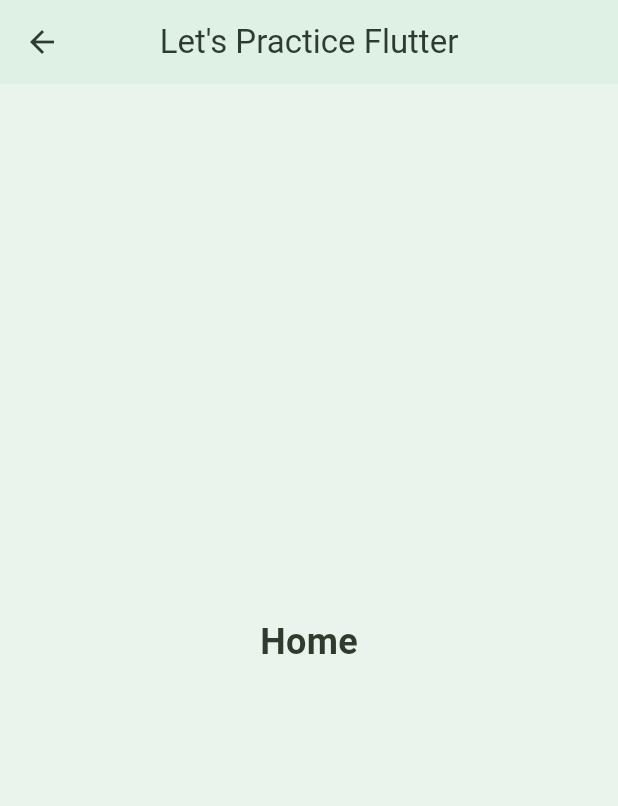
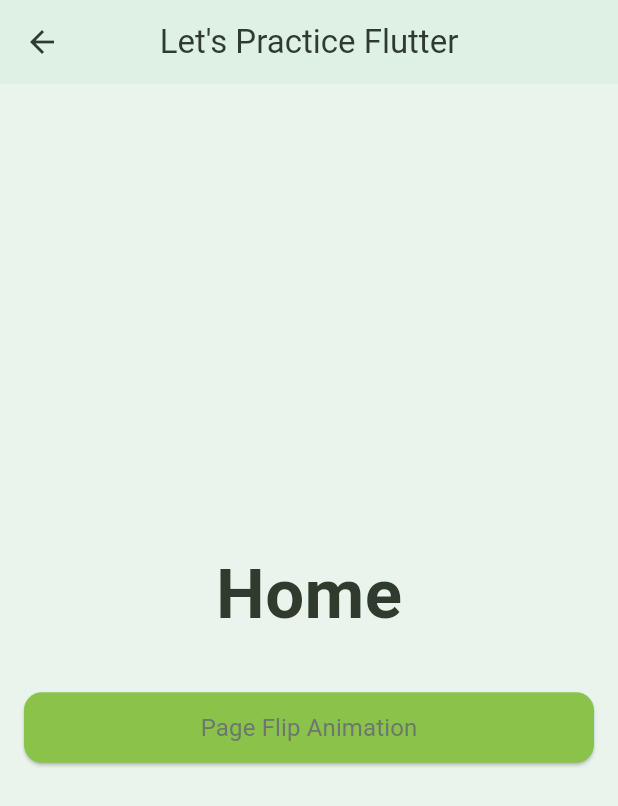
Before and after one commit to jatulya/flutter-learning, a Flutter app: the screen it shows after launch, on a phone screen of 412 x 824 dp. Shown: the top 806 px of the screen. Run offline on Flutter 3.47's test engine with Material 3 defaults, Android fonts, the phone set to English and light mode, and no system bars; our stand-ins replace dio, event_bus, flutter_bloc, flutter_dotenv, fluttertoast, get_it and 2 more.

Commit message:
feat: home screen added

```diff
--- /dev/null
+++ b/practice_flutter/lib/app/common/constants/lists.dart
@@ -0,0 +1,16 @@
+import 'package:practice_flutter/app/common/exports.dart';
+import 'package:practice_flutter/app/common/extensions.dart';
+
+class ButtonItem {
+  final String buttonName;
+  final String buttonNavigation;
+
+  ButtonItem({required this.buttonName, required this.buttonNavigation});
+}
+
+List<ButtonItem> get homeButtons => [
+  ButtonItem(
+    buttonName: AppStrings.pageFlip.translate(),
+    buttonNavigation: AppRoutes.pageFlip,
+  ),
+];
--- a/practice_flutter/lib/app/common/constants/strings/app_strings.dart
+++ b/practice_flutter/lib/app/common/constants/strings/app_strings.dart
@@ -1,4 +1,5 @@
 class AppStrings {
   static const String appTitle = "appTitle";
   static const String home = "home";
+  static const String pageFlip = "pageFlip";
 }
--- a/practice_flutter/lib/app/common/constants/strings/string_values.dart
+++ b/practice_flutter/lib/app/common/constants/strings/string_values.dart
@@ -5,6 +5,7 @@ class StringValues {
     "en": {
       AppStrings.appTitle: "Let's Practice Flutter",
       AppStrings.home: "Home",
+      AppStrings.pageFlip: "Page Flip Animation",
     },
   };
 }
--- a/practice_flutter/lib/app/common/constants/theme/app_text_style.dart
+++ b/practice_flutter/lib/app/common/constants/theme/app_text_style.dart
@@ -3,9 +3,9 @@ import 'app_colors.dart';
 
 class AppTextStyles {
   // Light theme
-  static const TextStyle lightHeadline1 = TextStyle(
-    fontSize: 24,
-    fontWeight: FontWeight.bold,
+  static const TextStyle headline1 = TextStyle(
+    fontSize: 46,
+    fontWeight: FontWeight.w600,
     color: AppColors.lightTextPrimary,
   );
 
--- a/practice_flutter/lib/app/common/routes/app_router.dart
+++ b/practice_flutter/lib/app/common/routes/app_router.dart
@@ -7,6 +7,10 @@ class AppRouter {
     switch (settings.name) {
       case AppRoutes.home:
         return MaterialPageRoute(builder: (_) => const HomeScreen());
+      case AppRoutes.pageFlip:
+        return MaterialPageRoute(builder: (_) => const Scaffold(
+            body: Center(child: Text("PAgeflip page")),
+          ),);
       default:
         return MaterialPageRoute(
           builder: (_) => const Scaffold(
--- a/practice_flutter/lib/app/modules/homescreen.dart
+++ b/practice_flutter/lib/app/modules/homescreen.dart
@@ -1,4 +1,5 @@
 import 'package:flutter/material.dart';
+import 'package:practice_flutter/app/common/constants/lists.dart';
 import 'package:practice_flutter/app/common/exports.dart';
 import 'package:practice_flutter/app/common/extensions.dart';
 
@@ -17,15 +18,31 @@ class HomeScreen extends StatelessWidget {
           mainAxisSize: MainAxisSize.min,
           children: [
             // Heading
-            Text(
-              AppStrings.home.translate(),
-              style: AppTextStyles.lightHeadline1,
+            Text(AppStrings.home.translate(), style: AppTextStyles.headline1),
+            const SizedBox(height: 24),
+            // Button
+            ListView.builder(
+              shrinkWrap: true,
+              itemCount: homeButtons.length,
+              itemBuilder: (context, index) {
+                final item = homeButtons[index];
+                return Padding(
+                  padding: const EdgeInsets.symmetric(
+                    vertical: 8.0,
+                    horizontal: 16.0,
+                  ),
+                  child: ElevatedButton(
+                    onPressed: () {
+                      Navigator.pushNamed(context, item.buttonNavigation);
+                    },
+                    child: Text(
+                      item.buttonName,
+                      style: AppTextStyles.lightBody,
+                    ),
+                  ),
+                );
+              },
             ),
-
-            const SizedBox(height: 24),
-
-            // Button
-
           ],
         ),
       ),
```
